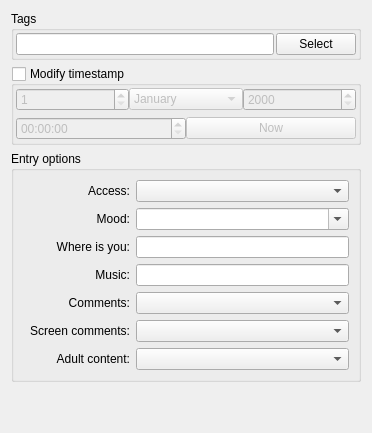
0xd34df00d/leechcraft, file src/plugins/blogique/plugins/metida/postoptionswidget.ui: the form before one commit.
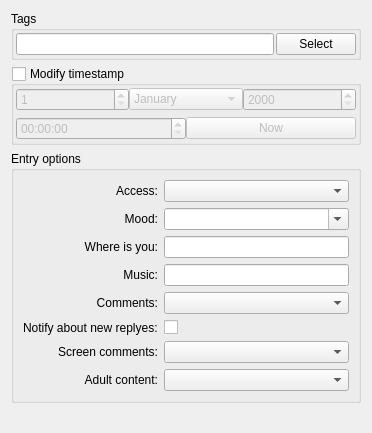
The form after the commit.

Commit message: Blogique Metida: load moods and add separate option for WithoutNotify option

```diff
--- a/src/plugins/blogique/plugins/metida/postoptionswidget.ui
+++ b/src/plugins/blogique/plugins/metida/postoptionswidget.ui
@@ -201,7 +201,7 @@
         </property>
        </widget>
       </item>
-      <item row="5" column="0">
+      <item row="6" column="0">
        <widget class="QLabel" name="hideCommentsLabel">
         <property name="text">
          <string>Screen comments:</string>
@@ -241,7 +241,7 @@
         </property>
        </widget>
       </item>
-      <item row="6" column="0">
+      <item row="7" column="0">
        <widget class="QLabel" name="adultContentLabel">
         <property name="text">
          <string>Adult content:</string>
@@ -281,14 +281,14 @@
         </property>
        </widget>
       </item>
-      <item row="5" column="1" colspan="2">
-       <widget class="QComboBox" name="ScreenComments_">
-        <property name="currentIndex">
-         <number>-1</number>
-        </property>
-       </widget>
-      </item>
       <item row="6" column="1" colspan="2">
+       <widget class="QComboBox" name="ScreenComments_">
+        <property name="currentIndex">
+         <number>-1</number>
+        </property>
+       </widget>
+      </item>
+      <item row="7" column="1" colspan="2">
        <widget class="QComboBox" name="Adult_">
         <property name="currentIndex">
          <number>-1</number>
@@ -298,6 +298,20 @@
       <item row="3" column="1" colspan="2">
        <widget class="QLineEdit" name="Music_"/>
       </item>
+      <item row="5" column="0">
+       <widget class="QLabel" name="label">
+        <property name="text">
+         <string>Notify about new replyes:</string>
+        </property>
+       </widget>
+      </item>
+      <item row="5" column="1" colspan="2">
+       <widget class="QCheckBox" name="NotifyAboutComments_">
+        <property name="text">
+         <string/>
+        </property>
+       </widget>
+      </item>
      </layout>
     </widget>
    </item>
```
The commit also changes 4 other files.
